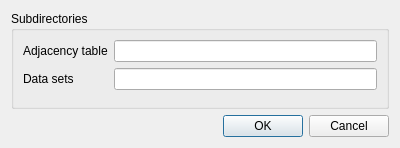
BugenZhao/MTAnalyzer, file preferencesdialog.ui: the form before one commit.
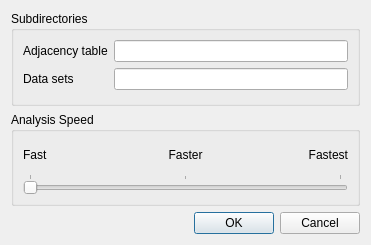
The form after the commit.

```diff
--- a/preferencesdialog.ui
+++ b/preferencesdialog.ui
@@ -6,8 +6,8 @@
    <rect>
     <x>0</x>
     <y>0</y>
-    <width>400</width>
-    <height>148</height>
+    <width>371</width>
+    <height>245</height>
    </rect>
   </property>
   <property name="windowTitle">
@@ -53,6 +53,61 @@
      </layout>
     </widget>
    </item>
+   <item>
+    <widget class="QGroupBox" name="groupBox">
+     <property name="title">
+      <string>Analysis Speed</string>
+     </property>
+     <layout class="QGridLayout" name="gridLayout">
+      <item row="1" column="0" colspan="3">
+       <widget class="QSlider" name="speedSlider">
+        <property name="maximum">
+         <number>2</number>
+        </property>
+        <property name="pageStep">
+         <number>0</number>
+        </property>
+        <property name="orientation">
+         <enum>Qt::Horizontal</enum>
+        </property>
+        <property name="tickPosition">
+         <enum>QSlider::TicksAbove</enum>
+        </property>
+        <property name="tickInterval">
+         <number>0</number>
+        </property>
+       </widget>
+      </item>
+      <item row="0" column="0">
+       <widget class="QLabel" name="fast">
+        <property name="text">
+         <string>Fast</string>
+        </property>
+       </widget>
+      </item>
+      <item row="0" column="2">
+       <widget class="QLabel" name="fastest">
+        <property name="text">
+         <string>Fastest</string>
+        </property>
+        <property name="alignment">
+         <set>Qt::AlignRight|Qt::AlignTrailing|Qt::AlignVCenter</set>
+        </property>
+       </widget>
+      </item>
+      <item row="0" column="1">
+       <widget class="QLabel" name="faster">
+        <property name="text">
+         <string>Faster</string>
+        </property>
+        <property name="alignment">
+         <set>Qt::AlignCenter</set>
+        </property>
+       </widget>
+      </item>
+     </layout>
+    </widget>
+   </item>
    <item>
     <widget class="QDialogButtonBox" name="buttonBox">
      <property name="orientation">
```
